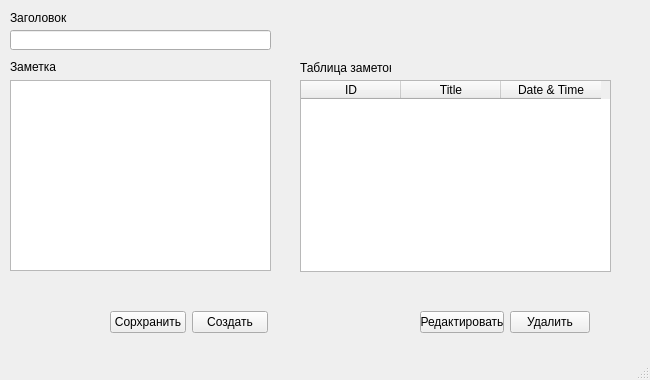
Qt form GUI/Notepad.ui (Aroptich/Notepad) before a commit.
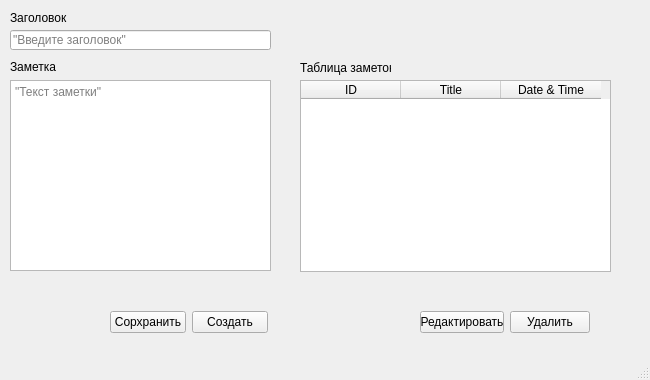
The same form after that commit.

Commit message: Добавлено: Функция сохранения изменения после редактирования уже созданной записи

Diff of the .ui file:
```diff
--- a/GUI/Notepad.ui
+++ b/GUI/Notepad.ui
@@ -35,6 +35,9 @@
       <height>20</height>
      </rect>
     </property>
+    <property name="placeholderText">
+     <string>&quot;Введите заголовок&quot;</string>
+    </property>
    </widget>
    <widget class="QTextEdit" name="field_note">
     <property name="geometry">
@@ -45,6 +48,9 @@
       <height>191</height>
      </rect>
     </property>
+    <property name="placeholderText">
+     <string>&quot;Текст заметки&quot;</string>
+    </property>
    </widget>
    <widget class="QLabel" name="label_title">
     <property name="geometry">
@@ -136,7 +142,7 @@
      </item>
     </layout>
    </widget>
-   <widget class="QWidget" name="">
+   <widget class="QWidget" name="layoutWidget">
     <property name="geometry">
      <rect>
       <x>110</x>
```
The commit also changes 2 other files.
